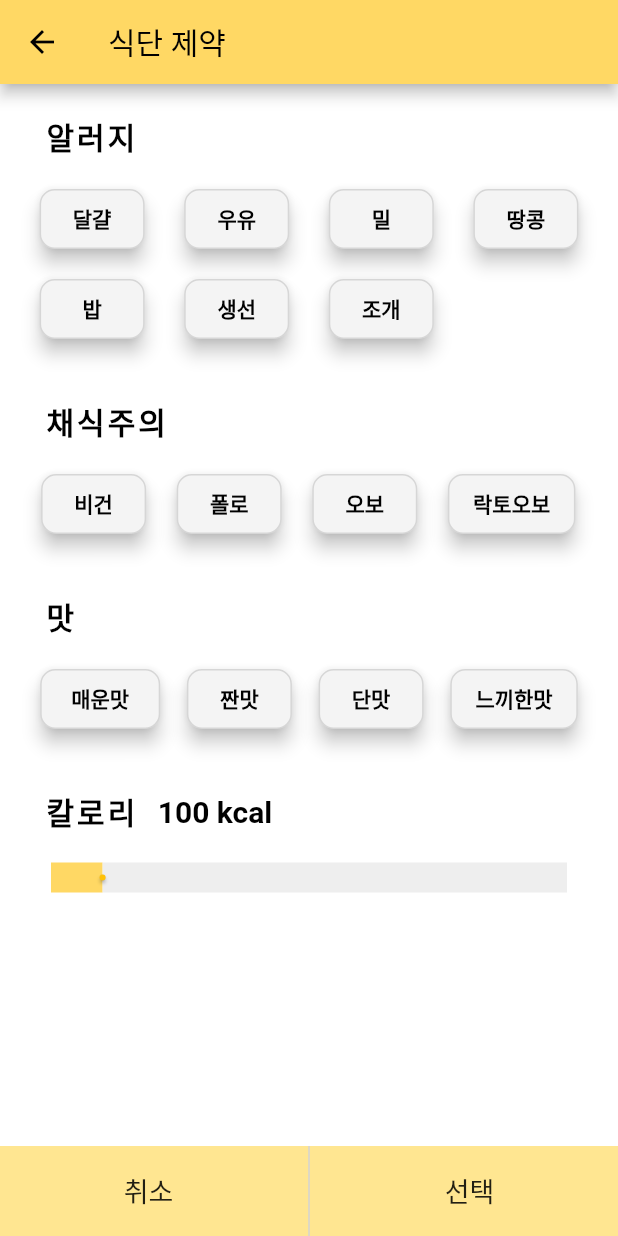
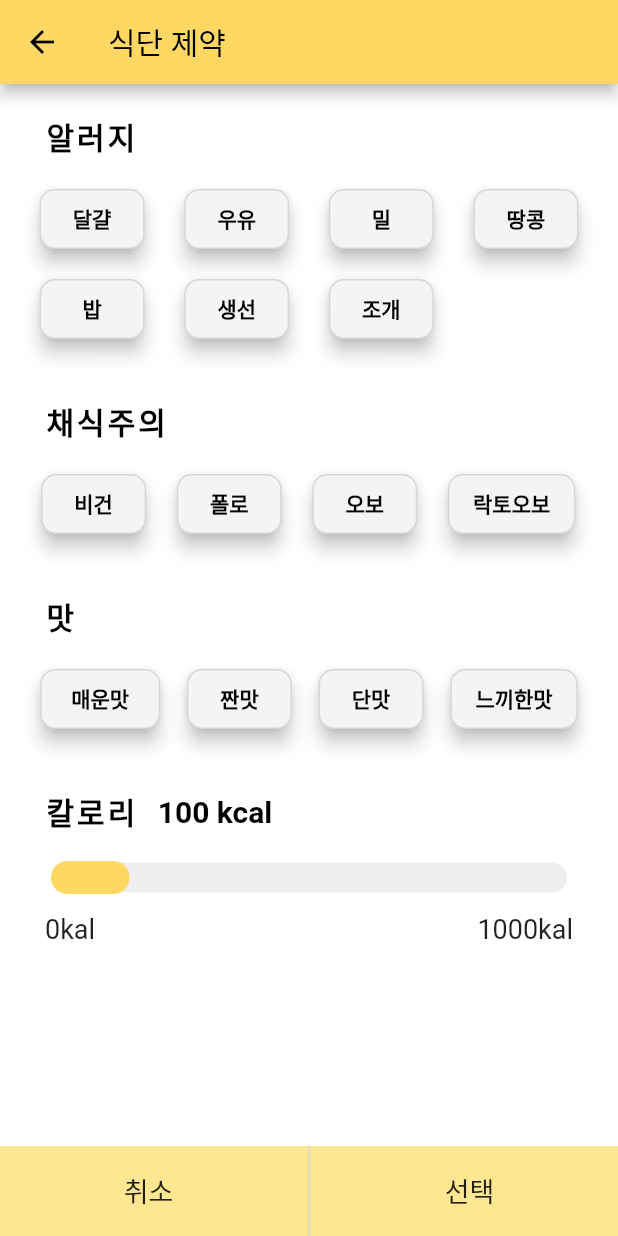
Before and after one commit to MeChuLee/MeChuLee, a Flutter app: the screen it shows after launch, after a tap on "식단 제약", on a phone screen of 412 x 824 dp. Run offline on Flutter 3.47's test engine with Material 2 defaults, Android fonts, the phone set to English and light mode, and no system bars.

Commit message:
식단 제약 페이지 slider radius적용 및 하단 칼로리 표시

```diff
--- a/lib/restrictionsScreen.dart
+++ b/lib/restrictionsScreen.dart
@@ -3,6 +3,8 @@ import 'package:flutter/material.dart';
 import 'menuResult.dart';
 
 // 여백 전부 20인데 나머지는 40으로 하기
+// 칼로리바 radius 적용하기
+
 class RestrictionsScreen extends StatefulWidget {
   const RestrictionsScreen({Key? key}) : super(key: key);
 
@@ -747,11 +749,13 @@ class _RestrictionsScreen extends State<RestrictionsScreen> {
                       activeTickMarkColor: Color(0xffffd864),
                       inactiveTickMarkColor: Color(0xffEEEEEE),
                       thumbColor: Colors.amber,
+                      disabledThumbColor: Colors.amber,
                       valueIndicatorColor: Colors.amber,
-                      trackShape: RectangularSliderTrackShape(),
+                      trackShape: RoundedRectSliderTrackShape(),
                       trackHeight: 20,
+
                       thumbShape: RoundSliderThumbShape(
-                          enabledThumbRadius: 2.0, elevation: 1.0),
+                          pressedElevation: 0, disabledThumbRadius: 10 ,enabledThumbRadius: 0, elevation: 0),
                       valueIndicatorShape: PaddleSliderValueIndicatorShape(),
                     ),
                     child: Slider(
@@ -768,6 +772,15 @@ class _RestrictionsScreen extends State<RestrictionsScreen> {
                       },
                     )),
               ),
+              Row(
+                children: const [
+                  SizedBox(width: 30),
+                  Text("0kal", style: TextStyle(fontSize: 18)),
+                  Spacer(),
+                  Text("1000kal", style: TextStyle(fontSize: 18)),
+                  SizedBox(width: 30),
+                ],
+              )
             ],
           ),
           bottomNavigationBar: Container(
```
